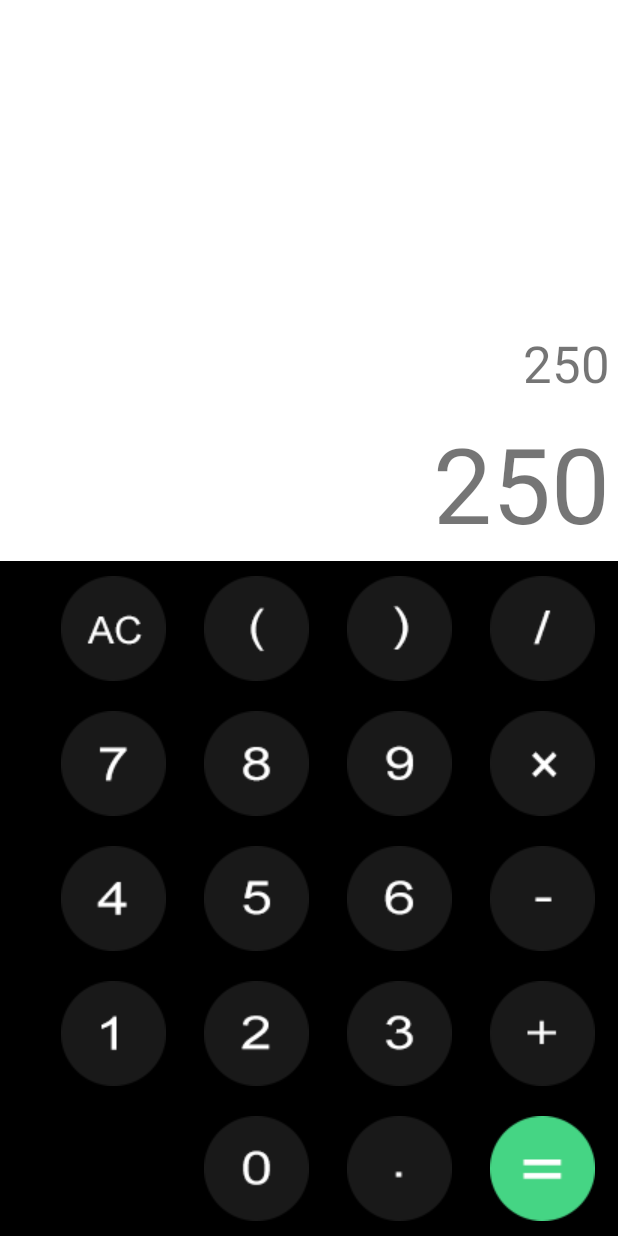
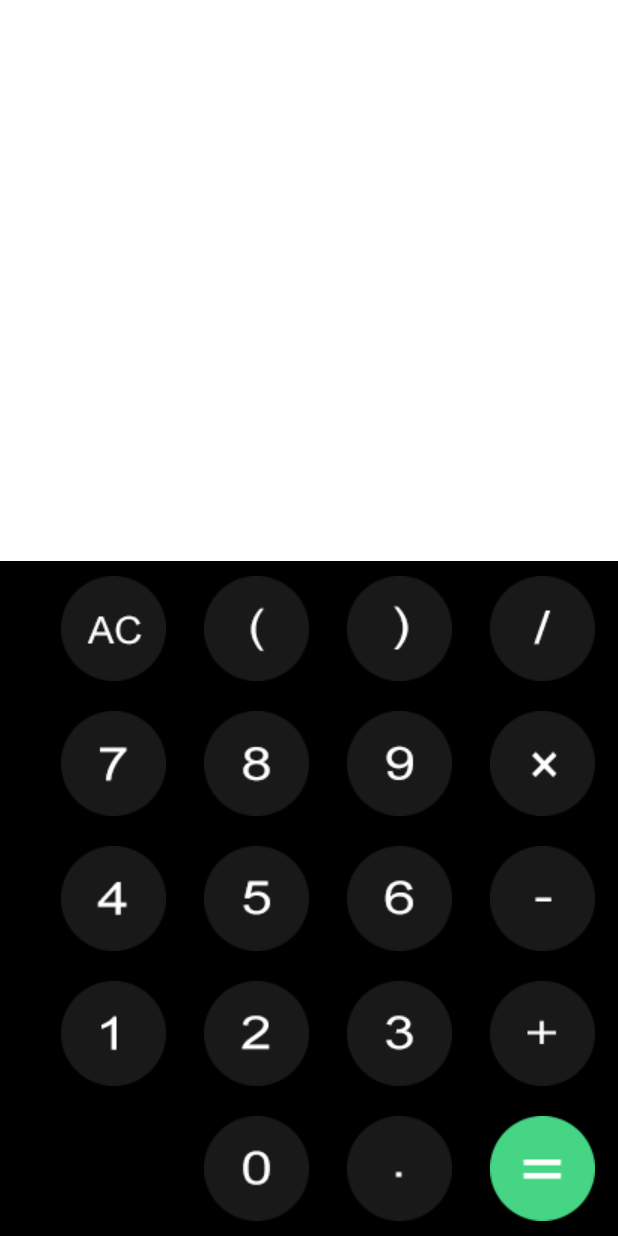
Before and after one commit to svontheweb/Calculator, an Android app: the layout activity_main.xml on its own in the app's theme, with its tools: preview values and no code run, on a phone screen of 412 x 824 dp. Run offline under Robolectric (Android 15) with nearby library versions, the phone set to English and light mode, and no system bars.

```diff
--- a/app/build.gradle
+++ b/app/build.gradle
@@ -15,6 +15,11 @@ android {
         versionName "1.0"
 
         testInstrumentationRunner "androidx.test.runner.AndroidJUnitRunner"
+    }
+
+
+    buildFeatures{
+        viewBinding true
     }
 
     buildTypes {
--- a/app/src/main/res/layout/activity_main.xml
+++ b/app/src/main/res/layout/activity_main.xml
@@ -8,10 +8,12 @@
 
 
     <TextView
-        android:id="@+id/tvOutputTextDisplay"
+        android:id="@+id/tvInputTextDisplay"
         android:layout_width="match_parent"
         android:layout_height="wrap_content"
-        android:text="250"
+
+        android:text=""
+
         android:textSize="34dp"
         android:padding="5dp"
         android:gravity="right"
@@ -19,10 +21,12 @@
         />
 
     <TextView
-        android:id="@+id/tvInputTextDisplay"
+        android:id="@+id/tvOutputTextDisplay"
         android:layout_width="match_parent"
         android:layout_height="wrap_content"
-        android:text="250"
+
+        android:text=""
+
         android:textSize="70dp"
         android:padding="5dp"
         android:gravity="right"
@@ -46,24 +50,28 @@
             >
 
             <ImageView
+                android:id="@+id/btnAc"
                 android:layout_width="70dp"
                 android:layout_height="70dp"
                 android:background="@drawable/btn_ac"
                 android:layout_marginStart="25dp"
                 />
             <ImageView
+                android:id="@+id/btnStartBracket"
                 android:layout_width="70dp"
                 android:layout_height="70dp"
                 android:background="@drawable/btn_start_bracket"
                 android:layout_marginStart="25dp"
                 />
             <ImageView
+                android:id="@+id/btnEndBracket"
                 android:layout_width="70dp"
                 android:layout_height="70dp"
                 android:background="@drawable/btn_end_bracket"
                 android:layout_marginStart="25dp"
                 />
             <ImageView
+                android:id="@+id/btnDivide"
                 android:layout_width="70dp"
                 android:layout_height="70dp"
                 android:background="@drawable/btn_divide"
@@ -84,24 +92,28 @@
             >
 
             <ImageView
+                android:id="@+id/btn7"
                 android:layout_width="70dp"
                 android:layout_height="70dp"
                 android:background="@drawable/btn_7"
                 android:layout_marginStart="25dp"
                 />
             <ImageView
+                android:id="@+id/btn8"
                 android:layout_width="70dp"
                 android:layout_height="70dp"
                 android:background="@drawable/btn_8"
                 android:layout_marginStart="25dp"
                 />
             <ImageView
+                android:id="@+id/btn9"
                 android:layout_width="70dp"
                 android:layout_height="70dp"
                 android:background="@drawable/btn_9"
                 android:layout_marginStart="25dp"
                 />
             <ImageView
+                android:id="@+id/btnMultiply"
                 android:layout_width="70dp"
                 android:layout_height="70dp"
                 android:background="@drawable/btn_multiplication"
@@ -122,24 +134,28 @@
             >
 
             <ImageView
+                android:id="@+id/btn4"
                 android:layout_width="70dp"
                 android:layout_height="70dp"
                 android:background="@drawable/btn_4"
                 android:layout_marginStart="25dp"
                 />
             <ImageView
+                android:id="@+id/btn5"
                 android:layout_width="70dp"
                 android:layout_height="70dp"
                 android:background="@drawable/btn_5"
                 android:layout_marginStart="25dp"
                 />
             <ImageView
+                android:id="@+id/btn6"
                 android:layout_width="70dp"
                 android:layout_height="70dp"
                 android:background="@drawable/btn_6"
                 android:layout_marginStart="25dp"
                 />
             <ImageView
+                android:id="@+id/btnSubtract"
                 android:layout_width="70dp"
                 android:layout_height="70dp"
                 android:background="@drawable/btn_minus"
@@ -160,24 +176,28 @@
             >
 
             <ImageView
+                android:id="@+id/btn1"
                 android:layout_width="70dp"
                 android:layout_height="70dp"
                 android:background="@drawable/btn_1"
                 android:layout_marginStart="25dp"
                 />
             <ImageView
+                android:id="@+id/btn2"
                 android:layout_width="70dp"
                 android:layout_height="70dp"
                 android:background="@drawable/btn_2"
                 android:layout_marginStart="25dp"
                 />
             <ImageView
+                android:id="@+id/btn3"
                 android:layout_width="70dp"
                 android:layout_height="70dp"
                 android:background="@drawable/btn_3"
                 android:layout_marginStart="25dp"
                 />
             <ImageView
+                android:id="@+id/btnAdd"
                 android:layout_width="70dp"
                 android:layout_height="70dp"
                 android:background="@drawable/btn_plus"
@@ -198,6 +218,7 @@
             >
 
             <ImageView
+                android:id="@+id/btnInvisible"
                 android:layout_width="70dp"
                 android:layout_height="70dp"
                 android:background="@drawable/btn_0"
@@ -205,18 +226,21 @@
                 android:visibility="invisible"
                 />
             <ImageView
+                android:id="@+id/btn0"
                 android:layout_width="70dp"
                 android:layout_height="70dp"
                 android:background="@drawable/btn_0"
                 android:layout_marginStart="25dp"
                 />
             <ImageView
+                android:id="@+id/btnDecimal"
                 android:layout_width="70dp"
                 android:layout_height="70dp"
                 android:background="@drawable/btn_dot"
                 android:layout_marginStart="25dp"
                 />
             <ImageView
+                android:id="@+id/btnEqual"
                 android:layout_width="70dp"
                 android:layout_height="70dp"
                 android:background="@drawable/btn_equal"
```
Also changed, not shown: app/src/main/java/com/example/ktcalculator/MainActivity.kt (+105 -1 lines).
